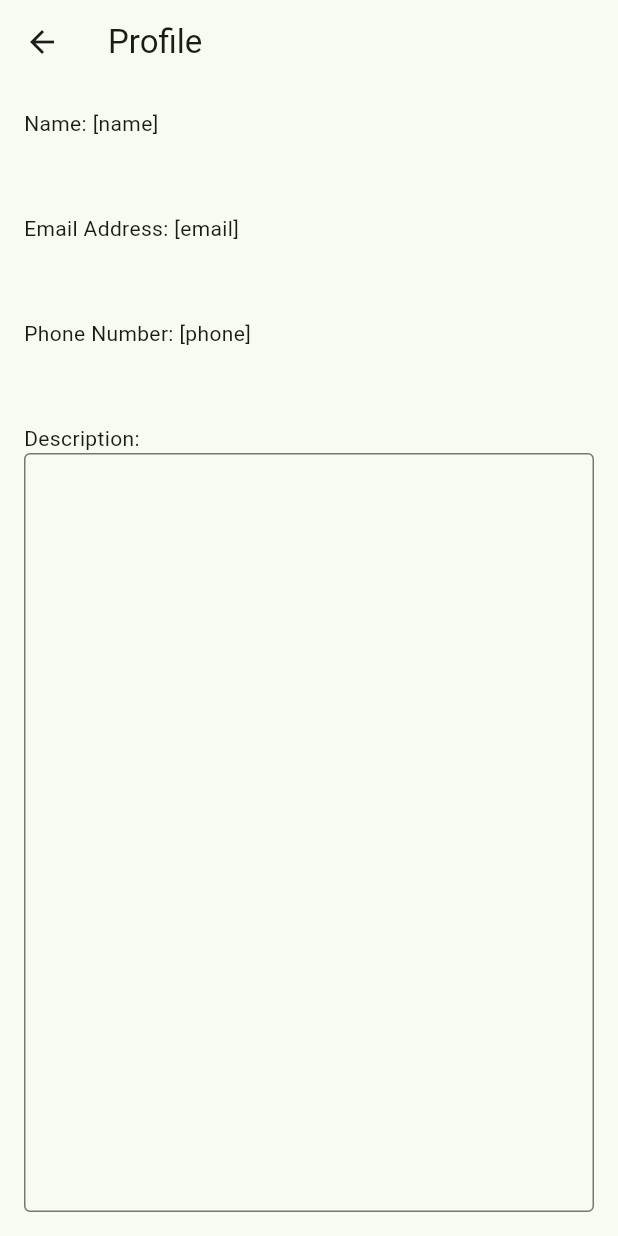
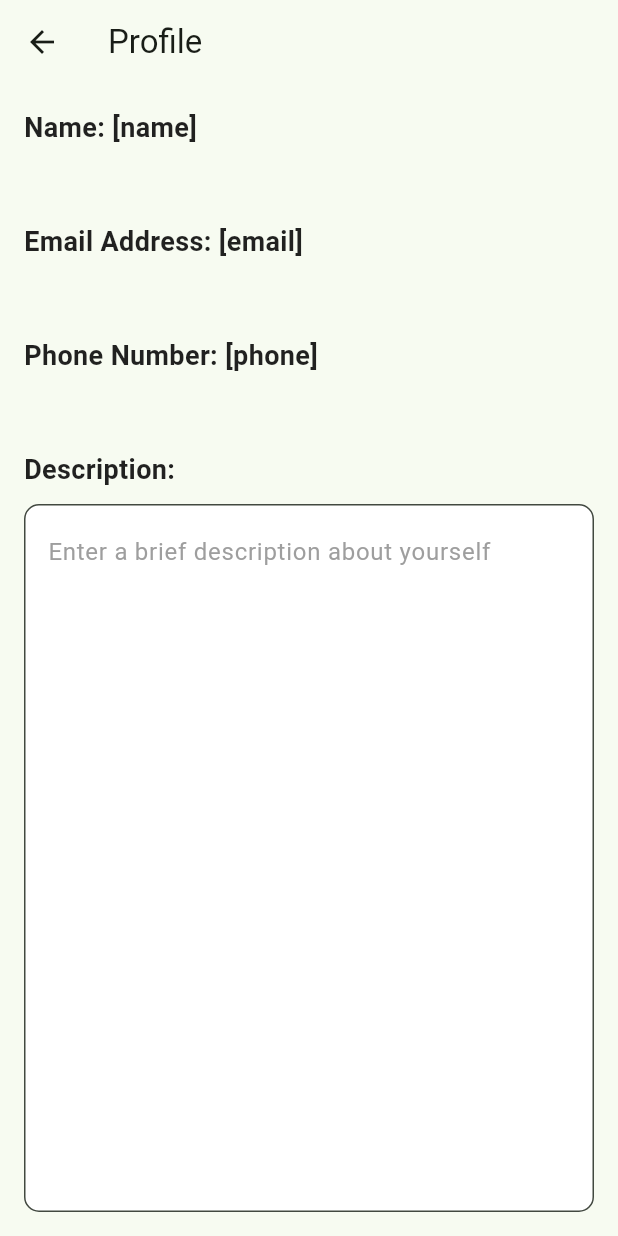
Before and after one commit to jyarala01/sub_app, a Flutter app: the ProfileView screen opened by its route, on a phone screen of 412 x 824 dp. Run offline on Flutter 3.47's test engine with Material 3 defaults, Android fonts, the phone set to English and light mode, and no system bars; our stand-ins replace file_picker.

Commit message:
profile update

```diff
--- a/lib/main.dart
+++ b/lib/main.dart
@@ -364,21 +364,60 @@ class ProfileView extends StatelessWidget {
         child: Column(
           crossAxisAlignment: CrossAxisAlignment.start,
           children: [
-            Text('Name: [name]'),
+          Text(
+                'Name: [name]',
+                style: TextStyle(
+                  fontSize: 18,
+                  fontWeight: FontWeight.bold,
+                  color: Colors.black87,
+                ),
+              ),
               SizedBox(height: 50.0),
-            Text('Email Address: [email]'),
+              Text(
+                'Email Address: [email]',
+                style: TextStyle(
+                  fontSize: 18,
+                  fontWeight: FontWeight.bold,
+                  color: Colors.black87,
+                ),
+              ),
               SizedBox(height: 50.0),
-            Text('Phone Number: [phone]'),
+              Text(
+                'Phone Number: [phone]',
+                style: TextStyle(
+                  fontSize: 18,
+                  fontWeight: FontWeight.bold,
+                  color: Colors.black87,
+                ),
+              ),
               SizedBox(height: 50.0),
-            Text('Description:'),
+              Text(
+                'Description:',
+                style: TextStyle(
+                  fontSize: 18,
+                  fontWeight: FontWeight.bold,
+                  color: Colors.black87,
+                ),
+              ),
+              SizedBox(height: 10),
               Expanded(
                 child: TextField(
                   maxLines: null,
                   expands: true,
                   textAlignVertical: TextAlignVertical.top,
                   keyboardType: TextInputType.multiline,
-                  decoration: InputDecoration(border: OutlineInputBorder()),
-                )),
+                  decoration: InputDecoration(
+                    border: OutlineInputBorder(
+                      borderRadius: BorderRadius.circular(10),
+                    ),
+                    fillColor: Colors.white,
+                    filled: true,
+                    hintText: 'Enter a brief description about yourself',
+                    hintStyle: TextStyle(color: Colors.grey),
+                  ),
+                  style: TextStyle(color: Colors.black),
+                ),
+              ),
             ],
           ),
         ),
```
Lines whose indentation alone changed are shown as unchanged.
